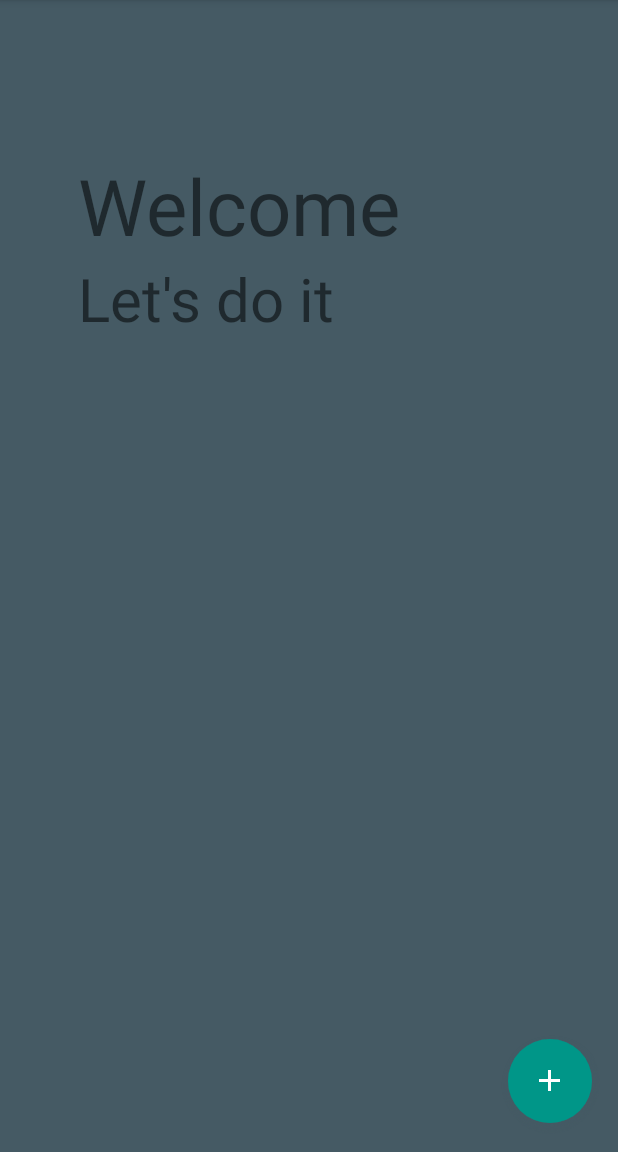
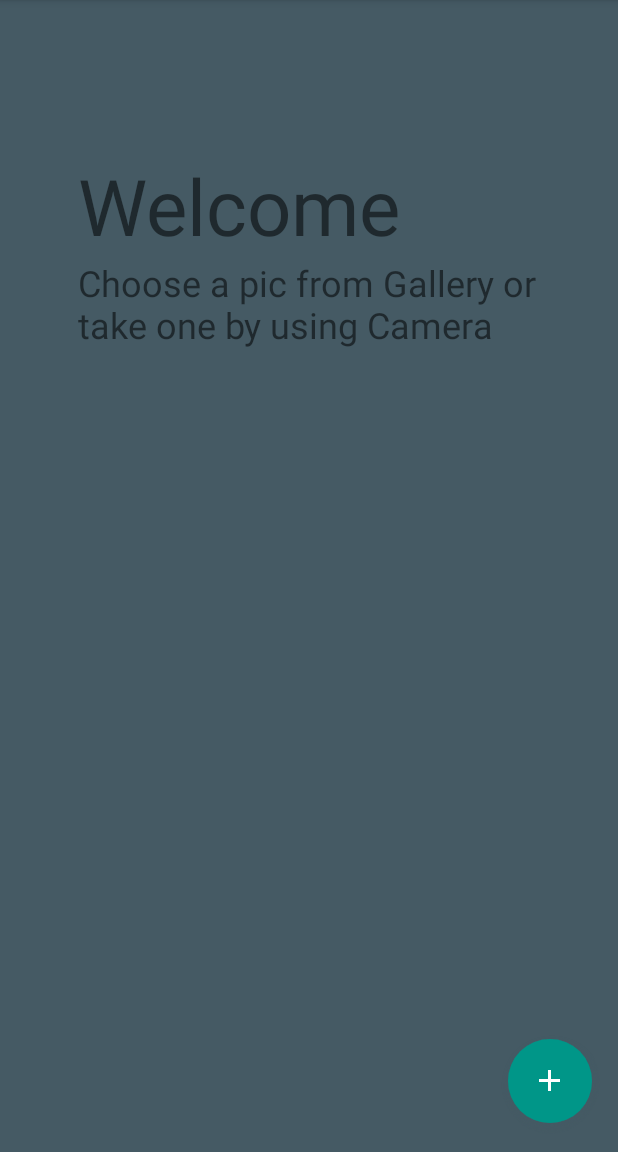
Before and after one commit to Amirh-ranjbar/PhotoWrote_final_VC, an Android app: the screen it shows after launch (EditorActivity), on a phone screen of 412 x 824 dp, the part 84-1236 px from its top. Run offline under Robolectric (Android 15) with nearby library versions, the phone set to English and light mode, and no system bars.

Commit message:
friday 14 july last minutes of friday i finally do it and Build PhotoWrote by the Way i think for 2 month actually it's better than i think just the navigationDrawerBar is left for later and at the first time i most fixed deleting and updating notes that

```diff
--- a/app/src/main/AndroidManifest.xml
+++ b/app/src/main/AndroidManifest.xml
@@ -12,7 +12,7 @@
 
     <application
         android:allowBackup="true"
-        android:icon="@mipmap/photowrote_icon"
+        android:icon="@mipmap/pencil_icon"
         android:label="@string/app_name"
         android:supportsRtl="true"
         android:theme="@style/AppTheme">
--- a/app/src/main/java/ranjbar/amirh/photowrote_final_3/DrawingViewFragment.java
+++ b/app/src/main/java/ranjbar/amirh/photowrote_final_3/DrawingViewFragment.java
@@ -14,7 +14,6 @@ import android.util.Log;
 import android.view.LayoutInflater;
 import android.view.View;
 import android.view.ViewGroup;
-import android.widget.Toast;
 
 import ranjbar.amirh.photowrote_final_3.Views.DrawingView;
 import ranjbar.amirh.photowrote_final_3.data.DataBaseDescription;
@@ -123,8 +122,7 @@ public class DrawingViewFragment extends Fragment
         if (data != null && data.moveToFirst() && photoUri != null) {
             Log.d(TAG, " onLoadFinished  jolotarrrrrrrr  , data  : " + data);
 
-            Toast.makeText(getContext(), "Previous Notes has Successfully Loaded", Toast.LENGTH_LONG).show();
-
+            //Toast.makeText(getContext(), "Previous Notes has Successfully Loaded", Toast.LENGTH_LONG).show();
 
 
             do {
--- a/app/src/main/res/layout/activity_editor.xml
+++ b/app/src/main/res/layout/activity_editor.xml
@@ -22,11 +22,12 @@
     </TextView>
 
     <TextView
-        android:text="Let's do it"
-        android:textSize="40dp"
+        android:text="Choose a pic from Gallery or take one by using Camera"
+        android:textSize="24dp"
         android:layout_width="wrap_content"
         android:layout_height="wrap_content"
         android:paddingTop="@dimen/text2_padding_top"
+        android:paddingRight="32dp"
         android:paddingLeft="@dimen/text_padding_left"/>
 
     <com.github.clans.fab.FloatingActionMenu
@@ -46,12 +47,13 @@
         android:elevation="20dp">
 
         <com.github.clans.fab.FloatingActionButton
-            android:id="@+id/fab_3"
+            android:id="@+id/fabDeleteNotes"
             android:layout_width="wrap_content"
             android:layout_height="wrap_content"
+            fab:menu_icon="@drawable/ic_clear_black_24"
             fab:fab_size="mini"
-            fab:menu_icon="@drawable/ic_camera_black_24"
-            fab:fab_label="Camera" />
+            fab:fab_colorNormal="@color/accent_orange_dark"
+            fab:fab_label="Erase All" />
 
 
         <com.github.clans.fab.FloatingActionButton
@@ -60,22 +62,27 @@
             android:layout_height="wrap_content"
             fab:menu_icon="@drawable/ic_note_add_black_24"
             fab:fab_size="mini"
+            fab:fab_colorNormal="@color/accent_orange_dark"
             fab:fab_label="Gallery" />
 
+
         <com.github.clans.fab.FloatingActionButton
-            android:id="@+id/fabDeleteNotes"
+            android:id="@+id/fab_3"
             android:layout_width="wrap_content"
             android:layout_height="wrap_content"
-            fab:menu_icon="@drawable/ic_clear_black_24"
             fab:fab_size="mini"
-            fab:fab_label="Delete Notes" />
+            fab:menu_icon="@drawable/ic_camera_black_24"
+            fab:fab_label="Camera"
+            fab:fab_colorNormal="@color/accent_orange_dark"
+            />
 
         <com.github.clans.fab.FloatingActionButton
             android:id="@+id/fabAboutMe"
             android:layout_width="wrap_content"
             android:layout_height="wrap_content"
-            fab:menu_icon="@drawable/ic_school_black_24"
+            fab:menu_icon="@drawable/admin_icon_24"
             fab:fab_size="mini"
+            fab:fab_colorNormal="@color/accent_orange_dark"
             fab:fab_label="About Me" />
 
 
--- a/app/src/main/res/values/colors.xml
+++ b/app/src/main/res/values/colors.xml
@@ -15,14 +15,13 @@
     <color name="secondary_text">#757575</color>
     <color name="icons">#FFFFFF</color>
     <color name="divider">#BDBDBD</color>
-
-
     <color name="accent4">#009688</color>
     <color name="accent_purple_light">#7C4DFF</color>
     <color name="accent_blue_light">#00BCD4</color>
-
     <color name="shadow">#444</color>
-
     <color name="accent_green_light">#8BC34A</color>
+    <color name="accent_orange_dark">#FF5722</color>
+    <color name="accent_orange_light">#FFC107</color>
+    <color name="accent_pink_light">#FF4081</color>
 
 </resources>
--- a/app/src/main/res/values/dimens.xml
+++ b/app/src/main/res/values/dimens.xml
@@ -14,6 +14,6 @@
     <dimen name="edittext_color_padding">52dp</dimen>
     <dimen name="fragment_margin_sides">48dp</dimen>
     <dimen name="fragment_margin_topbottom">24dp</dimen>
-    <dimen name="text_size">24dp</dimen>
+    <dimen name="text_size">18dp</dimen>
     <dimen name="color_view_height">48dp</dimen>
 </resources>
--- a/app/src/main/res/values/strings.xml
+++ b/app/src/main/res/values/strings.xml
@@ -19,7 +19,7 @@
         <string name="button_delete">Delete</string>
         <string name="about_me">Hi i am Amirhossein\nkeep in touch with your creative recommends via :
         </string>
-        <string name="about_me_emails">Amirh.ranjbar@gmail.com\n\nAmirh.ranjbar.eng@ieee.com</string>
+        <string name="about_me_emails">Amirh.ranjbar@gmail.com\n\nA.ranjbar.ENG@ieee.org</string>
         <string name="title_color_dialog">Choose Color</string>
         <string name="button_set_color">Set Color</string>
 </resources>
```
Also changed, not shown: app/src/main/java/ranjbar/amirh/photowrote_final_3/AddEditDetailsFragment.java (+52 -0 lines), app/src/main/java/ranjbar/amirh/photowrote_final_3/EditorActivity.java (+36 -9 lines), app/src/main/java/ranjbar/amirh/photowrote_final_3/Views/DrawingView.java (+36 -11 lines), app/src/main/res/layout/fragment_detail.xml (+9 -5 lines), app/src/main/res/drawable-hdpi/noteimage.png (deleted), app/src/main/res/drawable-mdpi/noteimage.png (deleted), app/src/main/res/drawable-xhdpi/noteimage.png (deleted), app/src/main/res/drawable-xxhdpi/noteimage.png (deleted), app/src/main/res/mipmap-hdpi/pencil_icon.png (added), app/src/main/res/mipmap-mdpi/pencil_icon.png (added), app/src/main/res/mipmap-xhdpi/pencil_icon.png (added).
